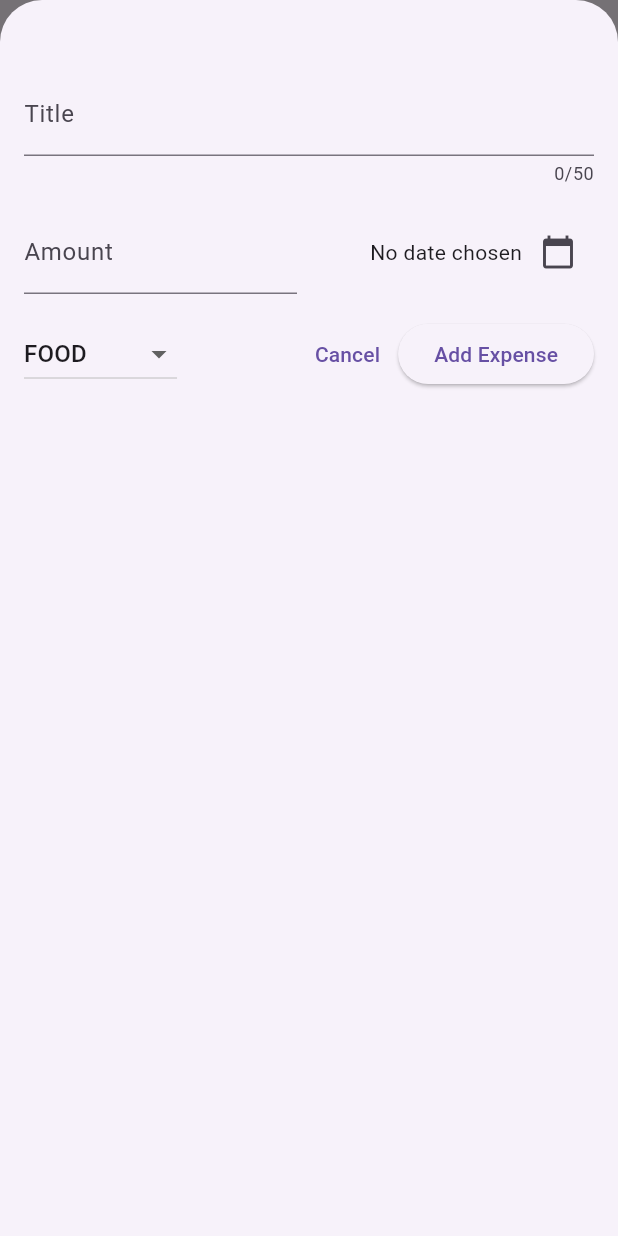
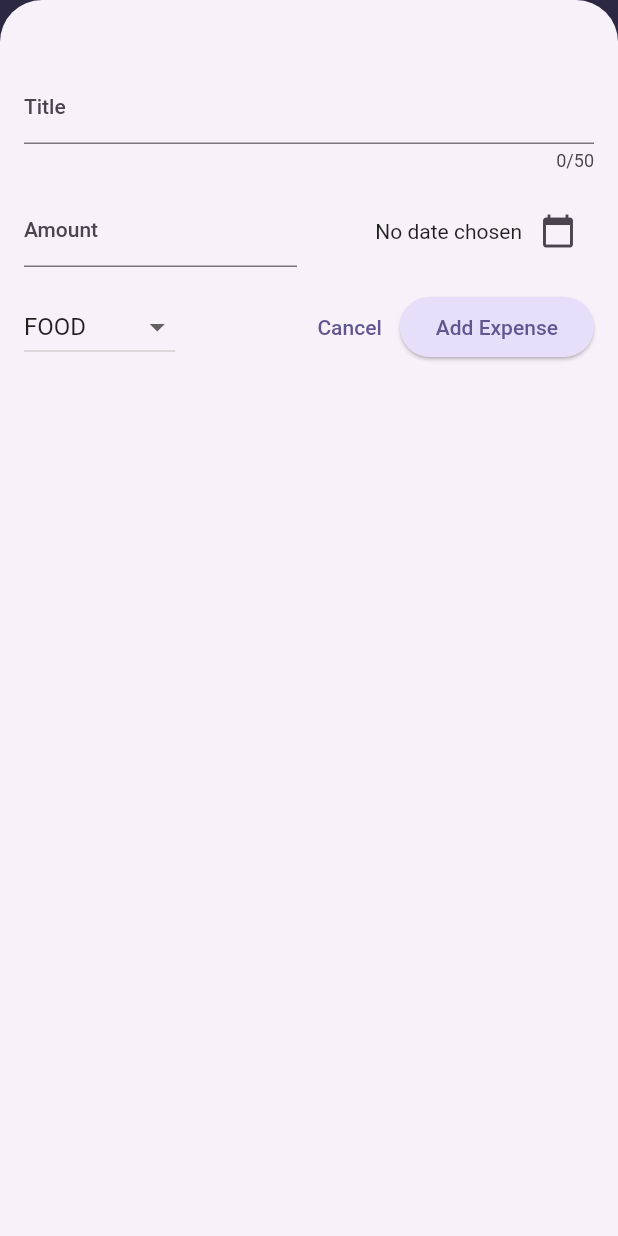
Before and after one commit to Rishi-Mishra0704/expense_app, a Flutter app: the screen it shows after launch, after a tap on the "add" icon, on a phone screen of 412 x 824 dp. Run offline on Flutter 3.47's test engine with Material 2 defaults, Android fonts, the phone set to English and light mode, and no system bars.

Commit message:
add default styles

```diff
--- a/lib/main.dart
+++ b/lib/main.dart
@@ -2,10 +2,37 @@ import 'package:flutter/material.dart';
 
 import 'package:expense_tracker/widgets/expenses.dart';
 
+var kColorScheme = ColorScheme.fromSeed(
+  seedColor: const Color.fromARGB(255, 82, 59, 181),
+);
+
 void main() {
   runApp(
-     MaterialApp(
-      theme: ThemeData(useMaterial3: true),
+    MaterialApp(
+      theme: ThemeData().copyWith(
+        useMaterial3: true,
+        colorScheme: kColorScheme,
+        appBarTheme: const AppBarTheme().copyWith(
+          backgroundColor: kColorScheme.primary,
+          foregroundColor: kColorScheme.onPrimary,
+        ),
+        cardTheme: const CardTheme().copyWith(
+          color: kColorScheme.secondaryContainer,
+          margin: const EdgeInsets.symmetric(horizontal: 16, vertical: 12),
+        ),
+        elevatedButtonTheme: ElevatedButtonThemeData(
+          style: ElevatedButton.styleFrom(
+            backgroundColor: kColorScheme.secondaryContainer,
+          ),
+        ),
+        textTheme: ThemeData().textTheme.copyWith(
+              titleLarge: TextStyle(
+                fontSize: 24,
+                fontWeight: FontWeight.normal,
+                color: kColorScheme.onPrimary,
+              ),
+            ),
+      ),
       home: const Expenses(),
     ),
   );
```
